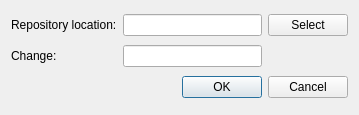
First picture: the form in src/plugins/git/changeselectiondialog.ui, repository qt-creator/qt-creator, before the edit.
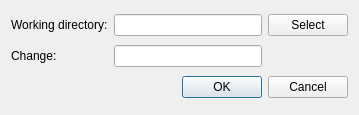
Second picture: the form after the edit.

Patch:
```diff
--- a/src/plugins/git/changeselectiondialog.ui
+++ b/src/plugins/git/changeselectiondialog.ui
@@ -17,7 +17,7 @@
    <item row="0" column="0">
     <widget class="QLabel" name="label">
      <property name="text">
-      <string>Repository location:</string>
+      <string>Working directory:</string>
      </property>
     </widget>
    </item>
```
Left out of the diff: 4 changed lines with no effect on the pictures.
